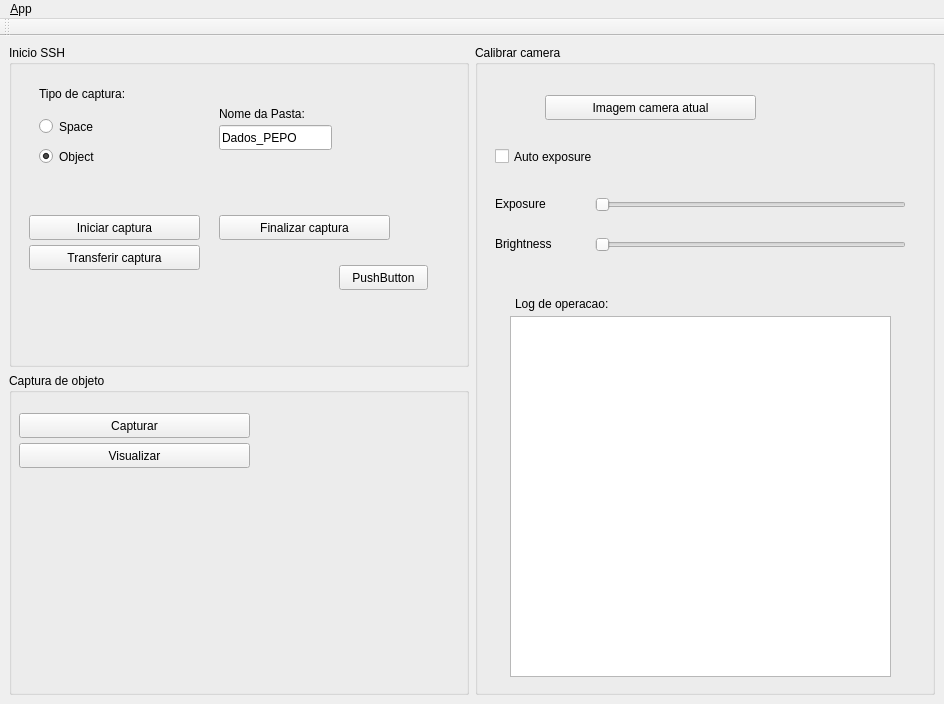
Old version of the form programinha/ui/main_window.ui in the repository viniciusvidal2/PEPO_antigo.
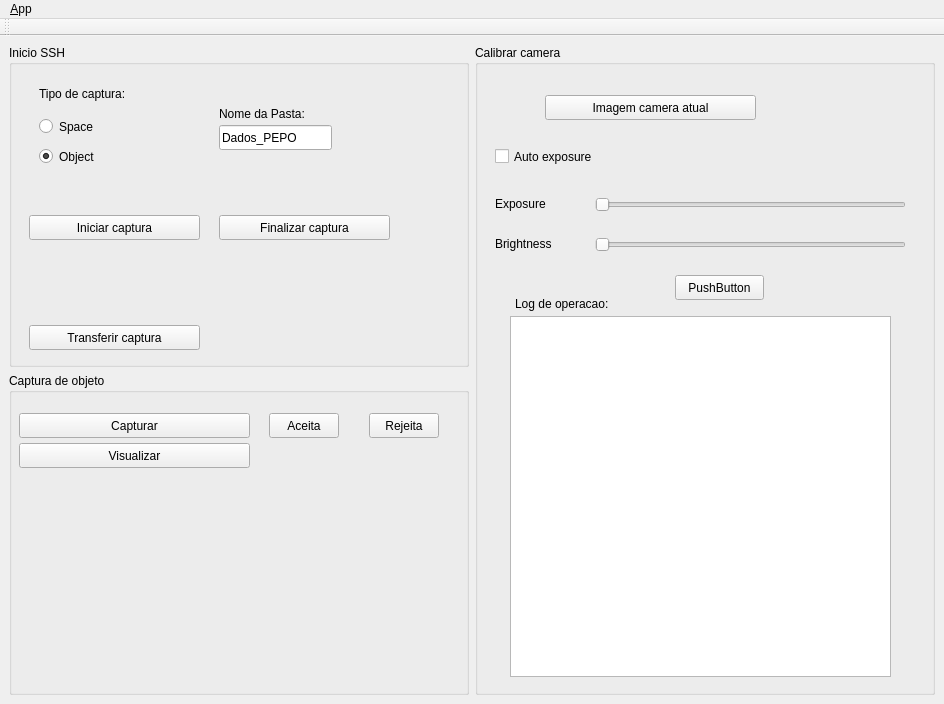
New version of the form. Icons and pictures are not drawn.

Patch:
```diff
--- a/programinha/ui/main_window.ui
+++ b/programinha/ui/main_window.ui
@@ -26,6 +26,9 @@
      <layout class="QVBoxLayout" name="verticalLayout">
       <item>
        <widget class="QGroupBox" name="groupBox_iniciossh">
+        <property name="autoFillBackground">
+         <bool>false</bool>
+        </property>
         <property name="title">
          <string>Inicio SSH</string>
         </property>
@@ -127,7 +130,7 @@
          <property name="geometry">
           <rect>
            <x>20</x>
-           <y>200</y>
+           <y>280</y>
            <width>171</width>
            <height>25</height>
           </rect>
@@ -136,19 +139,6 @@
           <string>Transferir captura</string>
          </property>
         </widget>
-        <widget class="QPushButton" name="pushButton">
-         <property name="geometry">
-          <rect>
-           <x>330</x>
-           <y>220</y>
-           <width>89</width>
-           <height>25</height>
-          </rect>
-         </property>
-         <property name="text">
-          <string>PushButton</string>
-         </property>
-        </widget>
        </widget>
       </item>
       <item>
@@ -182,6 +172,32 @@
           <string>Visualizar</string>
          </property>
         </widget>
+        <widget class="QPushButton" name="pushButton_rejeita">
+         <property name="geometry">
+          <rect>
+           <x>360</x>
+           <y>40</y>
+           <width>70</width>
+           <height>25</height>
+          </rect>
+         </property>
+         <property name="text">
+          <string>Rejeita</string>
+         </property>
+        </widget>
+        <widget class="QPushButton" name="pushButton_aceita">
+         <property name="geometry">
+          <rect>
+           <x>260</x>
+           <y>40</y>
+           <width>70</width>
+           <height>25</height>
+          </rect>
+         </property>
+         <property name="text">
+          <string>Aceita</string>
+         </property>
+        </widget>
        </widget>
       </item>
      </layout>
@@ -292,6 +308,19 @@
         <string>Log de operacao:</string>
        </property>
       </widget>
+      <widget class="QPushButton" name="pushButton">
+       <property name="geometry">
+        <rect>
+         <x>200</x>
+         <y>230</y>
+         <width>89</width>
+         <height>25</height>
+        </rect>
+       </property>
+       <property name="text">
+        <string>PushButton</string>
+       </property>
+      </widget>
      </widget>
     </item>
    </layout>
```
